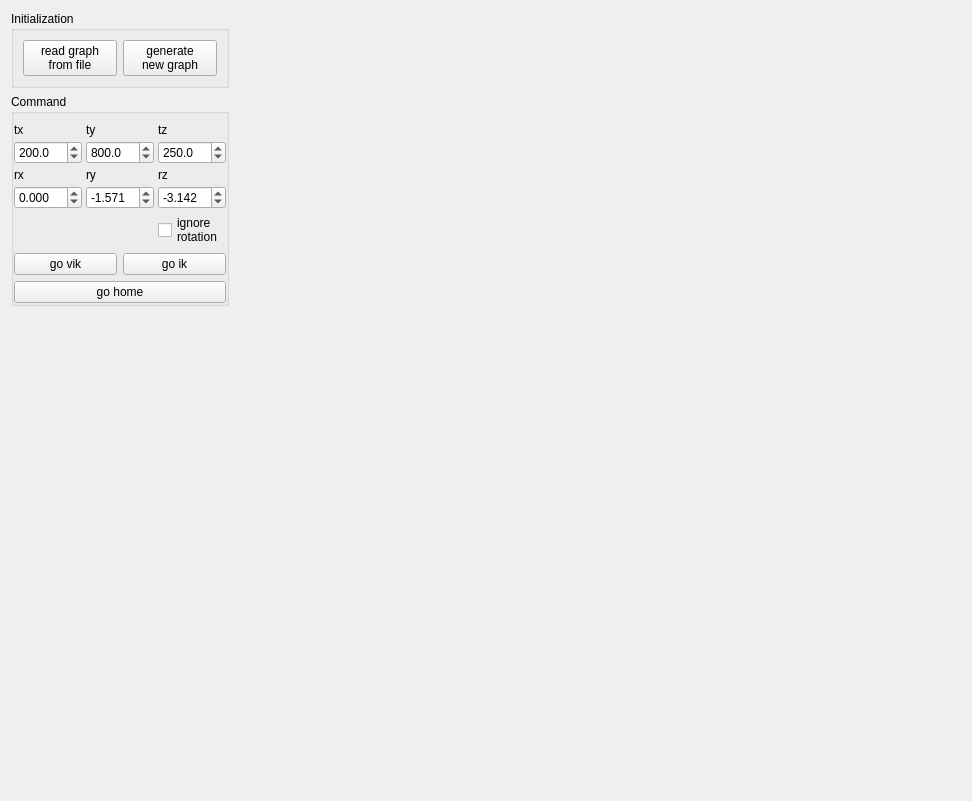
The window that components/ikGraphGenerator/src/mainUI.ui (robocomp/robocomp-shelly) describes before a commit, drawn with Qt 5.
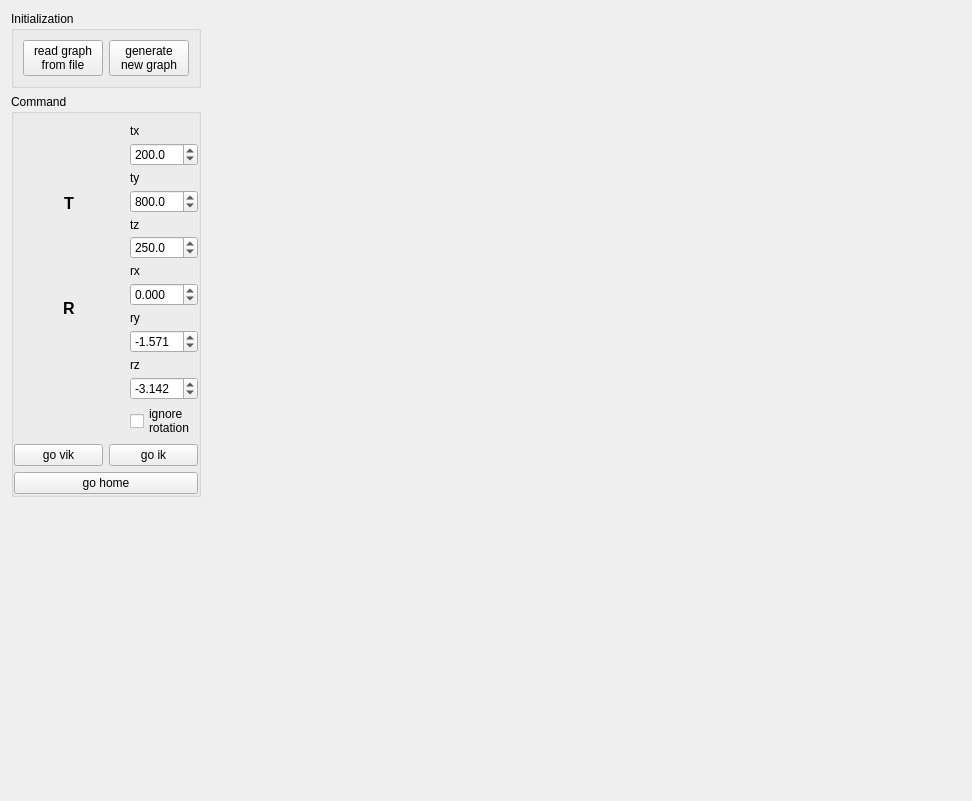
The same window after the commit.

Commit message: ikg network interface working

What changed in the file:
```diff
--- a/components/ikGraphGenerator/src/mainUI.ui
+++ b/components/ikGraphGenerator/src/mainUI.ui
@@ -57,6 +57,122 @@
             <number>0</number>
            </property>
            <item>
+            <layout class="QHBoxLayout" name="horizontalLayout_4">
+             <item>
+              <layout class="QVBoxLayout" name="verticalLayout_5">
+               <item>
+                <spacer name="verticalSpacer_7">
+                 <property name="orientation">
+                  <enum>Qt::Vertical</enum>
+                 </property>
+                 <property name="sizeHint" stdset="0">
+                  <size>
+                   <width>20</width>
+                   <height>40</height>
+                  </size>
+                 </property>
+                </spacer>
+               </item>
+               <item>
+                <spacer name="verticalSpacer_4">
+                 <property name="orientation">
+                  <enum>Qt::Vertical</enum>
+                 </property>
+                 <property name="sizeHint" stdset="0">
+                  <size>
+                   <width>20</width>
+                   <height>40</height>
+                  </size>
+                 </property>
+                </spacer>
+               </item>
+               <item>
+                <widget class="QLabel" name="label_8">
+                 <property name="text">
+                  <string>&lt;html&gt;&lt;head/&gt;&lt;body&gt;&lt;p align=&quot;center&quot;&gt;&lt;span style=&quot; font-size:12pt; font-weight:600;&quot;&gt;T&lt;/span&gt;&lt;/p&gt;&lt;/body&gt;&lt;/html&gt;</string>
+                 </property>
+                </widget>
+               </item>
+               <item>
+                <spacer name="verticalSpacer_3">
+                 <property name="orientation">
+                  <enum>Qt::Vertical</enum>
+                 </property>
+                 <property name="sizeHint" stdset="0">
+                  <size>
+                   <width>20</width>
+                   <height>40</height>
+                  </size>
+                 </property>
+                </spacer>
+               </item>
+               <item>
+                <spacer name="verticalSpacer_6">
+                 <property name="orientation">
+                  <enum>Qt::Vertical</enum>
+                 </property>
+                 <property name="sizeHint" stdset="0">
+                  <size>
+                   <width>20</width>
+                   <height>40</height>
+                  </size>
+                 </property>
+                </spacer>
+               </item>
+               <item>
+                <widget class="QLabel" name="label_7">
+                 <property name="layoutDirection">
+                  <enum>Qt::LeftToRight</enum>
+                 </property>
+                 <property name="text">
+                  <string>&lt;html&gt;&lt;head/&gt;&lt;body&gt;&lt;p align=&quot;center&quot;&gt;&lt;span style=&quot; font-size:12pt; font-weight:600;&quot;&gt;R&lt;/span&gt;&lt;/p&gt;&lt;/body&gt;&lt;/html&gt;</string>
+                 </property>
+                </widget>
+               </item>
+               <item>
+                <spacer name="verticalSpacer_2">
+                 <property name="orientation">
+                  <enum>Qt::Vertical</enum>
+                 </property>
+                 <property name="sizeHint" stdset="0">
+                  <size>
+                   <width>20</width>
+                   <height>40</height>
+                  </size>
+                 </property>
+                </spacer>
+               </item>
+               <item>
+                <spacer name="verticalSpacer_5">
+                 <property name="orientation">
+                  <enum>Qt::Vertical</enum>
+                 </property>
+                 <property name="sizeHint" stdset="0">
+                  <size>
+                   <width>20</width>
+                   <height>40</height>
+                  </size>
+                 </property>
+                </spacer>
+               </item>
+               <item>
+                <spacer name="verticalSpacer_8">
+                 <property name="orientation">
+                  <enum>Qt::Vertical</enum>
+                 </property>
+                 <property name="sizeHint" stdset="0">
+                  <size>
+                   <width>20</width>
+                   <height>40</height>
+                  </size>
+                 </property>
+                </spacer>
+               </item>
+              </layout>
+             </item>
+             <item>
+              <layout class="QVBoxLayout" name="verticalLayout_4">
+               <item>
             <layout class="QGridLayout" name="gridLayout_2">
              <property name="topMargin">
               <number>9</number>
@@ -64,8 +180,15 @@
              <property name="spacing">
               <number>4</number>
              </property>
-             <item row="3" column="1">
-              <widget class="QDoubleSpinBox" name="ty">
+                 <item row="10" column="0">
+                  <widget class="QLabel" name="label_5">
+                   <property name="text">
+                    <string>ry</string>
+                   </property>
+                  </widget>
+                 </item>
+                 <item row="7" column="0">
+                  <widget class="QDoubleSpinBox" name="tz">
                <property name="sizePolicy">
                 <sizepolicy hsizetype="Fixed" vsizetype="Fixed">
                  <horstretch>0</horstretch>
@@ -85,74 +208,24 @@
                 <double>10.000000000000000</double>
                </property>
                <property name="value">
-                <double>800.000000000000000</double>
-               </property>
-              </widget>
-             </item>
-             <item row="5" column="1">
-              <widget class="QDoubleSpinBox" name="ry">
-               <property name="sizePolicy">
-                <sizepolicy hsizetype="Fixed" vsizetype="Fixed">
-                 <horstretch>0</horstretch>
-                 <verstretch>0</verstretch>
-                </sizepolicy>
-               </property>
-               <property name="decimals">
-                <number>3</number>
-               </property>
-               <property name="minimum">
-                <double>-10.000000000000000</double>
-               </property>
-               <property name="maximum">
-                <double>10.000000000000000</double>
-               </property>
-               <property name="singleStep">
-                <double>0.100000000000000</double>
-               </property>
-               <property name="value">
-                <double>-1.571000000000000</double>
-               </property>
-              </widget>
-             </item>
-             <item row="5" column="2">
-              <widget class="QDoubleSpinBox" name="rz">
-               <property name="sizePolicy">
-                <sizepolicy hsizetype="Fixed" vsizetype="Fixed">
-                 <horstretch>0</horstretch>
-                 <verstretch>0</verstretch>
-                </sizepolicy>
-               </property>
-               <property name="decimals">
-                <number>3</number>
-               </property>
-               <property name="minimum">
-                <double>-10.000000000000000</double>
-               </property>
-               <property name="maximum">
-                <double>10.000000000000000</double>
-               </property>
-               <property name="singleStep">
-                <double>0.100000000000000</double>
-               </property>
-               <property name="value">
-                <double>-3.142000000000000</double>
+                    <double>250.000000000000000</double>
                </property>
               </widget>
              </item>
              <item row="4" column="0">
+                  <widget class="QLabel" name="label_3">
+                   <property name="text">
+                    <string>ty</string>
+                   </property>
+                  </widget>
+                 </item>
+                 <item row="8" column="0">
               <widget class="QLabel" name="label_4">
                <property name="text">
                 <string>rx</string>
                </property>
               </widget>
              </item>
-             <item row="4" column="2">
-              <widget class="QLabel" name="label_6">
-               <property name="text">
-                <string>rz</string>
-               </property>
-              </widget>
-             </item>
              <item row="3" column="0">
               <widget class="QDoubleSpinBox" name="tx">
                <property name="sizePolicy">
@@ -178,7 +251,7 @@
                </property>
               </widget>
              </item>
-             <item row="5" column="0">
+                 <item row="9" column="0">
               <widget class="QDoubleSpinBox" name="rx">
                <property name="sizePolicy">
                 <sizepolicy hsizetype="Fixed" vsizetype="Fixed">
@@ -200,14 +273,6 @@
                </property>
               </widget>
              </item>
-             <item row="6" column="2">
-              <widget class="QCheckBox" name="checkBox">
-               <property name="text">
-                <string>ignore
-rotation</string>
-               </property>
-              </widget>
-             </item>
              <item row="2" column="0">
               <widget class="QLabel" name="label">
                <property name="text">
@@ -215,15 +280,72 @@
                </property>
               </widget>
              </item>
-             <item row="2" column="2">
+                 <item row="6" column="0">
               <widget class="QLabel" name="label_2">
                <property name="text">
                 <string>tz</string>
                </property>
               </widget>
              </item>
-             <item row="3" column="2">
-              <widget class="QDoubleSpinBox" name="tz">
+                 <item row="13" column="0">
+                  <widget class="QDoubleSpinBox" name="rz">
+                   <property name="sizePolicy">
+                    <sizepolicy hsizetype="Fixed" vsizetype="Fixed">
+                     <horstretch>0</horstretch>
+                     <verstretch>0</verstretch>
+                    </sizepolicy>
+                   </property>
+                   <property name="decimals">
+                    <number>3</number>
+                   </property>
+                   <property name="minimum">
+                    <double>-10.000000000000000</double>
+                   </property>
+                   <property name="maximum">
+                    <double>10.000000000000000</double>
+                   </property>
+                   <property name="singleStep">
+                    <double>0.100000000000000</double>
+                   </property>
+                   <property name="value">
+                    <double>-3.142000000000000</double>
+                   </property>
+                  </widget>
+                 </item>
+                 <item row="11" column="0">
+                  <widget class="QDoubleSpinBox" name="ry">
+                   <property name="sizePolicy">
+                    <sizepolicy hsizetype="Fixed" vsizetype="Fixed">
+                     <horstretch>0</horstretch>
+                     <verstretch>0</verstretch>
+                    </sizepolicy>
+                   </property>
+                   <property name="decimals">
+                    <number>3</number>
+                   </property>
+                   <property name="minimum">
+                    <double>-10.000000000000000</double>
+                   </property>
+                   <property name="maximum">
+                    <double>10.000000000000000</double>
+                   </property>
+                   <property name="singleStep">
+                    <double>0.100000000000000</double>
+                   </property>
+                   <property name="value">
+                    <double>-1.571000000000000</double>
+                   </property>
+                  </widget>
+                 </item>
+                 <item row="12" column="0">
+                  <widget class="QLabel" name="label_6">
+                   <property name="text">
+                    <string>rz</string>
+                   </property>
+                  </widget>
+                 </item>
+                 <item row="5" column="0">
+                  <widget class="QDoubleSpinBox" name="ty">
                <property name="sizePolicy">
                 <sizepolicy hsizetype="Fixed" vsizetype="Fixed">
                  <horstretch>0</horstretch>
@@ -243,23 +365,21 @@
                 <double>10.000000000000000</double>
                </property>
                <property name="value">
-                <double>250.000000000000000</double>
+                    <double>800.000000000000000</double>
                </property>
               </widget>
              </item>
-             <item row="2" column="1">
-              <widget class="QLabel" name="label_3">
+                 <item row="14" column="0">
+                  <widget class="QCheckBox" name="checkBox">
                <property name="text">
-                <string>ty</string>
+                    <string>ignore
+rotation</string>
                </property>
               </widget>
              </item>
-             <item row="4" column="1">
-              <widget class="QLabel" name="label_5">
-               <property name="text">
-                <string>ry</string>
-               </property>
-              </widget>
+                </layout>
+               </item>
+              </layout>
              </item>
             </layout>
            </item>
```
Lines whose indentation alone changed are shown as unchanged. The commit also changes 2 other files.
